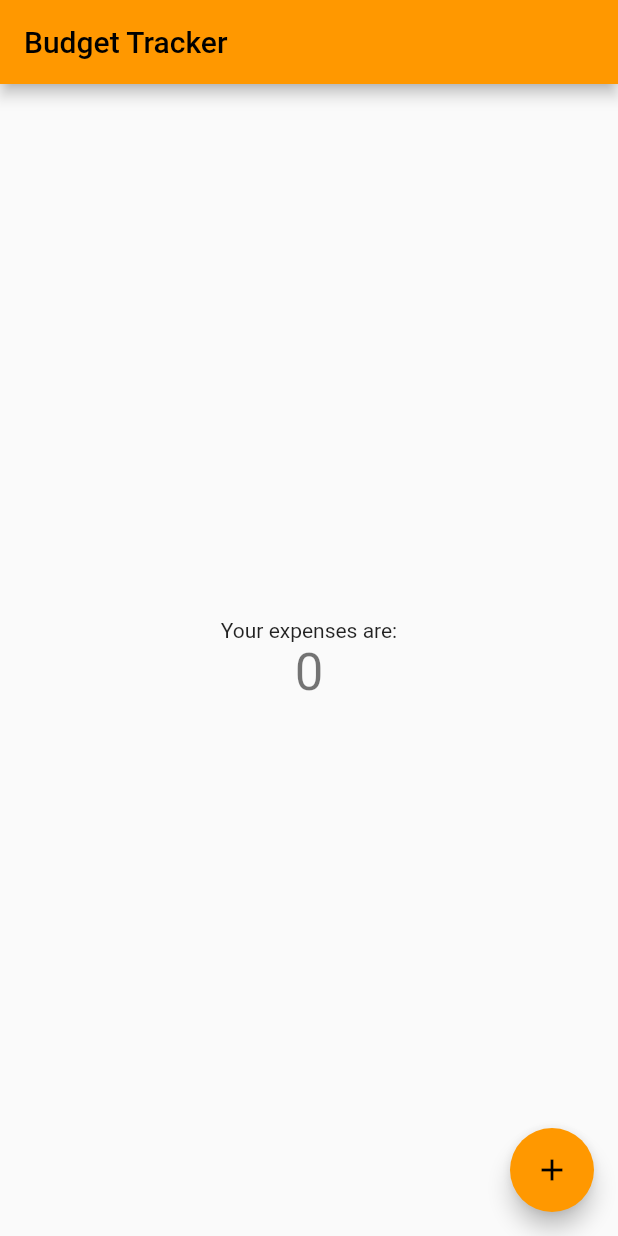
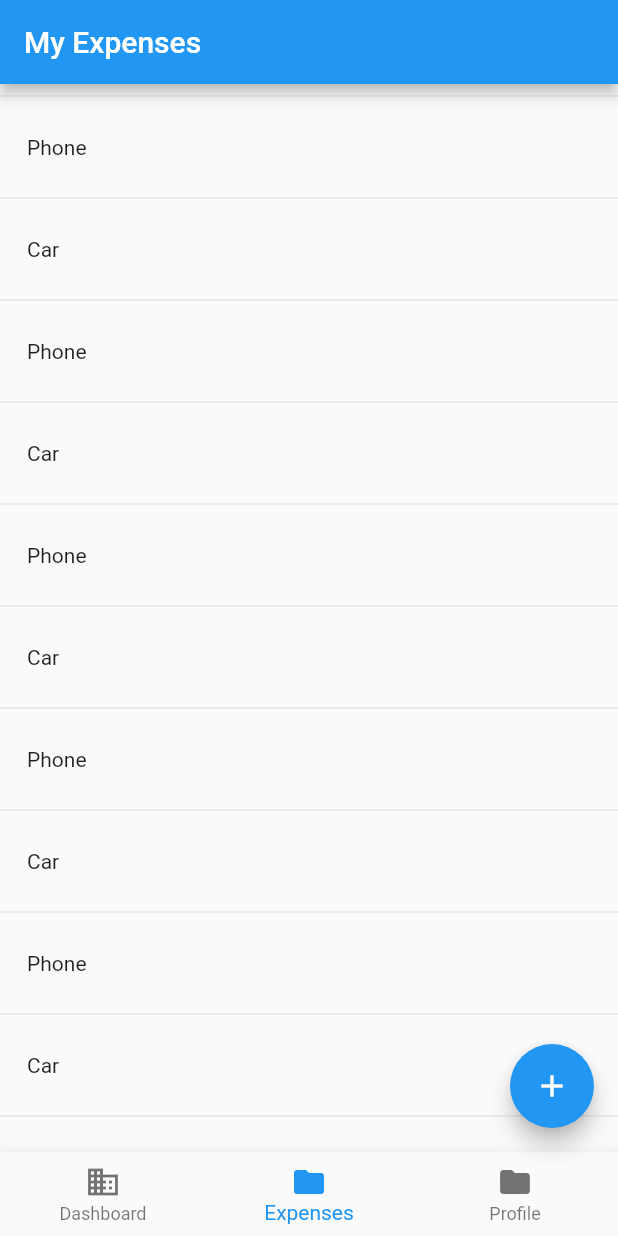
Before and after one commit to Nick24-hub/Dart-Flutter_Project, a Flutter app: the screen it shows after launch, on a phone screen of 412 x 824 dp. Run offline on Flutter 3.47's test engine with Material 2 defaults, Android fonts, the light colour scheme and no system bars.

Commit message:
added list of expenses

```diff
--- /dev/null
+++ b/lib/components/expense_card.dart
@@ -0,0 +1,16 @@
+import 'package:flutter/cupertino.dart';
+import '../types/expsense.dart';
+
+class ExpenseCard extends StatelessWidget {
+  final Expense expense;
+
+  const ExpenseCard({Key? key, required this.expense}) : super(key: key);
+
+  @override
+  Widget build(BuildContext context) {
+    return Container(
+      padding: const EdgeInsets.all(18.0),
+      child: Text(expense.title),
+    );
+  }
+}
--- /dev/null
+++ b/lib/components/expense_list.dart
@@ -0,0 +1,69 @@
+import 'dart:convert';
+
+import 'package:flutter/material.dart';
+import 'package:flutter/services.dart';
+
+import '../types/expsense.dart';
+import 'expense_card.dart';
+
+class ExpenseList extends StatefulWidget {
+  const ExpenseList({Key? key}) : super(key: key);
+
+  @override
+  State<ExpenseList> createState() => _ExpenseListState();
+}
+
+Future<List<Expense>> getExpenses() async {
+  final String jsonData =
+      await rootBundle.loadString('assets/expense_list.json');
+  if (jsonData.isEmpty) {
+    throw Exception("Failed to load expenses");
+  } else {
+    List expenses = await json.decode(jsonData);
+    return expenses.map((data) => Expense.fromJson(data)).toList();
+  }
+}
+
+class _ExpenseListState extends State<ExpenseList> {
+  late Future<List<Expense>> expenses;
+
+  @override
+  void initState() {
+    super.initState();
+    expenses = getExpenses();
+  }
+
+  @override
+  Widget build(BuildContext context) {
+    return FutureBuilder(
+      future: expenses,
+      builder: (context, snapshot) {
+        if (snapshot.hasData) {
+          List<Expense>? expense = snapshot.data as List<Expense>?;
+          return ListView.builder(
+            itemCount: expense?.length,
+            itemBuilder: (BuildContext context, int index) {
+              return Column(
+                crossAxisAlignment: CrossAxisAlignment.start,
+                children: [
+                  const Divider(),
+                  ExpenseCard(
+                      expense: Expense(
+                          id: expense![index].id,
+                          title: expense[index].title,
+                          price: expense[index].price,
+                          description: expense[index].description,
+                          date: expense[index].date))
+                ],
+              );
+            },
+          );
+        } else if (snapshot.hasError) {
+          return const Text('Error in data');
+        } else {
+          return const Text('Loadin data..');
+        }
+      },
+    );
+  }
+}
--- a/lib/main.dart
+++ b/lib/main.dart
@@ -1,4 +1,9 @@
+// Copyright 2018 The Flutter team. All rights reserved.
+// Use of this source code is governed by a BSD-style license that can be
+// found in the LICENSE file.
+
 import 'package:flutter/material.dart';
+import 'package:proiect_tppm/pages/expenses.dart';
 
 void main() {
   runApp(const MyApp());
@@ -7,109 +12,14 @@ void main() {
 class MyApp extends StatelessWidget {
   const MyApp({Key? key}) : super(key: key);
 
-  // This widget is the root of your application.
   @override
   Widget build(BuildContext context) {
-    return MaterialApp(
-      title: 'Budget Tracker',
-      theme: ThemeData(
-        // This is the theme of your application.
-        //
-        // Try running your application with "flutter run". You'll see the
-        // application has a blue toolbar. Then, without quitting the app, try
-        // changing the primarySwatch below to Colors.green and then invoke
-        // "hot reload" (press "r" in the console where you ran "flutter run",
-        // or simply save your changes to "hot reload" in a Flutter IDE).
-        // Notice that the counter didn't reset back to zero; the application
-        // is not restarted.
-        primarySwatch: Colors.orange,
-      ),
-      home: const MyHomePage(title: 'Budget Tracker'),
-    );
+    return Builder(builder: (context) {
+      return MaterialApp(
+          debugShowCheckedModeBanner: false,
+          title: 'Welcome to Flutter',
+          theme: ThemeData(primarySwatch: Colors.blue),
+          home: const Expenses());
+    });
   }
 }
-
-class MyHomePage extends StatefulWidget {
-  const MyHomePage({Key? key, required this.title}) : super(key: key);
-
-  // This widget is the home page of your application. It is stateful, meaning
-  // that it has a State object (defined below) that contains fields that affect
-  // how it looks.
-
-  // This class is the configuration for the state. It holds the values (in this
-  // case the title) provided by the parent (in this case the App widget) and
-  // used by the build method of the State. Fields in a Widget subclass are
-  // always marked "final".
-
-  final String title;
-
-  @override
-  State<MyHomePage> createState() => _MyHomePageState();
-}
-
-class _MyHomePageState extends State<MyHomePage> {
-  int _counter = 0;
-
-  void _incrementCounter() {
-    setState(() {
-      // This call to setState tells the Flutter framework that something has
-      // changed in this State, which causes it to rerun the build method below
-      // so that the display can reflect the updated values. If we changed
-      // _counter without calling setState(), then the build method would not be
-      // called again, and so nothing would appear to happen.
-      _counter++;
-    });
-  }
-
-  @override
-  Widget build(BuildContext context) {
-    // This method is rerun every time setState is called, for instance as done
-    // by the _incrementCounter method above.
-    //
-    // The Flutter framework has been optimized to make rerunning build methods
-    // fast, so that you can just rebuild anything that needs updating rather
-    // than having to individually change instances of widgets.
-    return Scaffold(
-      appBar: AppBar(
-        // Here we take the value from the MyHomePage object that was created by
-        // the App.build method, and use it to set our appbar title.
-        title: Text(widget.title),
-      ),
-      body: Center(
-        // Center is a layout widget. It takes a single child and positions it
-        // in the middle of the parent.
-        child: Column(
-          // Column is also a layout widget. It takes a list of children and
-          // arranges them vertically. By default, it sizes itself to fit its
-          // children horizontally, and tries to be as tall as its parent.
-          //
-          // Invoke "debug painting" (press "p" in the console, choose the
-          // "Toggle Debug Paint" action from the Flutter Inspector in Android
-          // Studio, or the "Toggle Debug Paint" command in Visual Studio Code)
-          // to see the wireframe for each widget.
-          //
-          // Column has various properties to control how it sizes itself and
-          // how it positions its children. Here we use mainAxisAlignment to
-          // center the children vertically; the main axis here is the vertical
-          // axis because Columns are vertical (the cross axis would be
-          // horizontal).
-          mainAxisAlignment: MainAxisAlignment.center,
-          children: <Widget>[
-            const Text(
-              'Your expenses are:',
-            ),
-            Text(
-              '$_counter',
-              style: Theme.of(context).textTheme.headline4,
-            ),
-          ],
-        ),
-      ),
-      floatingActionButton: FloatingActionButton(
-        onPressed: _incrementCounter,
-        tooltip: 'Increment',
-        child: const Icon(Icons.add),
-      ), // This trailing comma makes auto-formatting nicer for build methods.
-    );
-  }
-}
--- /dev/null
+++ b/lib/pages/expenses.dart
@@ -0,0 +1,35 @@
+import 'package:flutter/material.dart';
+import 'package:proiect_tppm/components/expense_list.dart';
+
+class Expenses extends StatefulWidget {
+  const Expenses({Key? key}) : super(key: key);
+
+  @override
+  State<Expenses> createState() => _ExpensesState();
+}
+
+class _ExpensesState extends State<Expenses> {
+  int _count = 0;
+  @override
+  Widget build(BuildContext context) {
+    return Scaffold(
+      appBar: AppBar(
+        title: const Text('My Expenses'),
+      ),
+      body: const ExpenseList(),
+      bottomNavigationBar: BottomNavigationBar(
+        items: const <BottomNavigationBarItem>[
+          BottomNavigationBarItem(icon: Icon(Icons.business), label: 'Dashboard'),
+          BottomNavigationBarItem(icon: Icon(Icons.folder), label: 'Expenses'),
+          BottomNavigationBarItem(icon: Icon(Icons.folder), label: 'Profile')
+        ],
+        currentIndex: 1,
+      ),
+      floatingActionButton: FloatingActionButton(
+        onPressed: () => setState(() => _count++),
+        tooltip: 'Increment counter',
+        child: const Icon(Icons.add),
+      ),
+    );
+  }
+}
--- /dev/null
+++ b/lib/types/expsense.dart
@@ -0,0 +1,23 @@
+class Expense {
+  final int id;
+  String title;
+  int price;
+  String description;
+  String date;
+
+  Expense(
+      {required this.id,
+      required this.title,
+      required this.price,
+      required this.description,
+      required this.date});
+
+  factory Expense.fromJson(Map<String, dynamic> json) {
+    return Expense(
+        id: json['id'],
+        title: json['title'],
+        price: json['price'],
+        description: json['description'],
+        date: json['date']);
+  }
+}
--- a/pubspec.yaml
+++ b/pubspec.yaml
@@ -34,6 +34,7 @@ dependencies:
   # The following adds the Cupertino Icons font to your application.
   # Use with the CupertinoIcons class for iOS style icons.
   cupertino_icons: ^1.0.2
+  english_words: ^4.0.0
 
 dev_dependencies:
   flutter_test:
@@ -62,6 +63,10 @@ flutter:
   #   - images/a_dot_burr.jpeg
   #   - images/a_dot_ham.jpeg
 
+  assets:
+    - assets/expense_list.json
+
+
   # An image asset can refer to one or more resolution-specific "variants", see
   # https://flutter.dev/assets-and-images/#resolution-aware
 
```
Also changed, not shown: assets/expense_list.json (added, +170 -0 lines), pubspec.lock.
